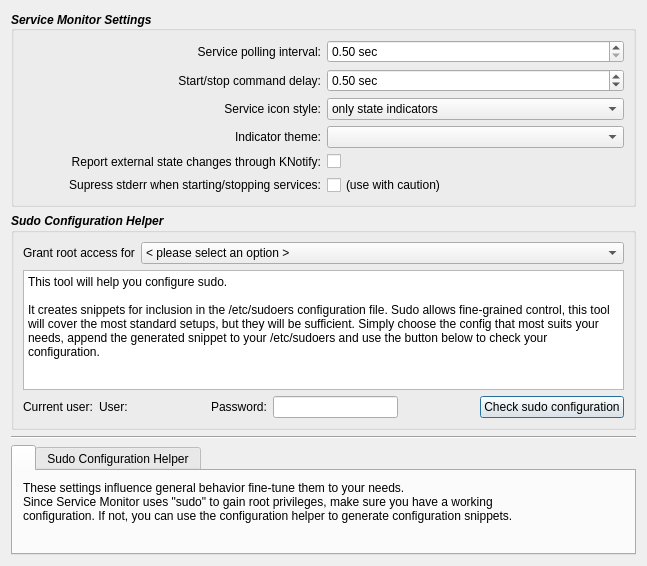
Above: contents/code/dialogs/Settings.ui from mbleichner/service-monitor before the change. Below: the same form after it.
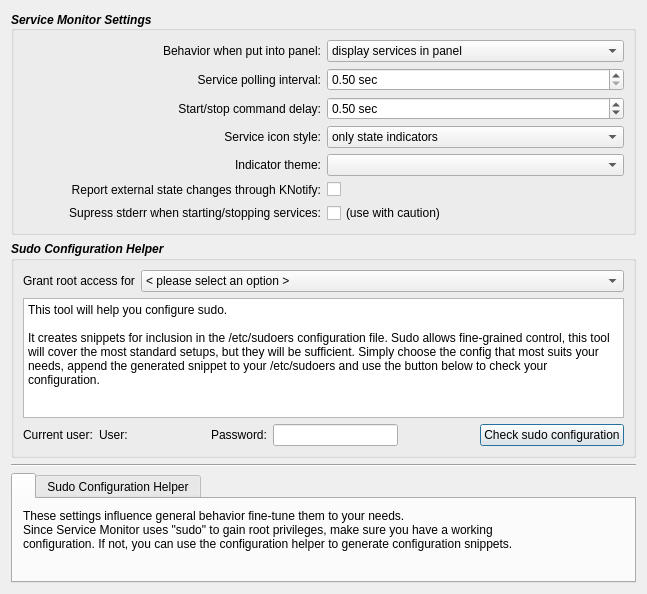
That is the form after the change. Icons and pictures are not drawn.

Commit message: option to put service icons directly into panels

Patch:
```diff
--- a/contents/code/dialogs/Settings.ui
+++ b/contents/code/dialogs/Settings.ui
@@ -10,7 +10,7 @@
     <x>0</x>
     <y>0</y>
     <width>647</width>
-    <height>512</height>
+    <height>539</height>
    </rect>
   </property>
   <property name="windowTitle">
@@ -33,7 +33,7 @@
       <set>Qt::AlignLeading|Qt::AlignLeft|Qt::AlignVCenter</set>
      </property>
      <layout class="QGridLayout" name="gridLayout">
-      <item row="0" column="0">
+      <item row="1" column="0">
        <widget class="QLabel" name="label">
         <property name="font">
          <font>
@@ -50,7 +50,7 @@
         </property>
        </widget>
       </item>
-      <item row="0" column="1">
+      <item row="1" column="1">
        <widget class="QDoubleSpinBox" name="pollingIntervalSpinbox">
         <property name="font">
          <font>
@@ -76,7 +76,7 @@
         </property>
        </widget>
       </item>
-      <item row="1" column="0">
+      <item row="2" column="0">
        <widget class="QLabel" name="label_2">
         <property name="font">
          <font>
@@ -93,7 +93,7 @@
         </property>
        </widget>
       </item>
-      <item row="1" column="1">
+      <item row="2" column="1">
        <widget class="QDoubleSpinBox" name="sleepTimeSpinbox">
         <property name="font">
          <font>
@@ -123,7 +123,7 @@
         </property>
        </widget>
       </item>
-      <item row="3" column="0">
+      <item row="4" column="0">
        <widget class="QLabel" name="label_3">
         <property name="font">
          <font>
@@ -140,7 +140,7 @@
         </property>
        </widget>
       </item>
-      <item row="3" column="1">
+      <item row="4" column="1">
        <widget class="QComboBox" name="themeComboBox">
         <property name="font">
          <font>
@@ -151,7 +151,7 @@
         </property>
        </widget>
       </item>
-      <item row="5" column="0">
+      <item row="6" column="0">
        <widget class="QLabel" name="label_9">
         <property name="font">
          <font>
@@ -168,7 +168,7 @@
         </property>
        </widget>
       </item>
-      <item row="5" column="1">
+      <item row="6" column="1">
        <widget class="QCheckBox" name="suppressStdoutCheckBox">
         <property name="enabled">
          <bool>true</bool>
@@ -189,7 +189,7 @@
         </property>
        </widget>
       </item>
-      <item row="4" column="1">
+      <item row="5" column="1">
        <widget class="QCheckBox" name="kNotifyCheckBox">
         <property name="font">
          <font>
@@ -203,7 +203,7 @@
         </property>
        </widget>
       </item>
-      <item row="4" column="0">
+      <item row="5" column="0">
        <widget class="QLabel" name="label_10">
         <property name="font">
          <font>
@@ -220,7 +220,7 @@
         </property>
        </widget>
       </item>
-      <item row="2" column="1">
+      <item row="3" column="1">
        <widget class="QComboBox" name="iconStyleComboBox">
         <property name="font">
          <font>
@@ -246,7 +246,7 @@
         </item>
        </widget>
       </item>
-      <item row="2" column="0">
+      <item row="3" column="0">
        <widget class="QLabel" name="label_11">
         <property name="font">
          <font>
@@ -263,6 +263,44 @@
         </property>
        </widget>
       </item>
+      <item row="0" column="1">
+       <widget class="QComboBox" name="panelBehaviorComboBox">
+        <property name="font">
+         <font>
+          <weight>50</weight>
+          <italic>false</italic>
+          <bold>false</bold>
+         </font>
+        </property>
+        <item>
+         <property name="text">
+          <string>display services in panel</string>
+         </property>
+        </item>
+        <item>
+         <property name="text">
+          <string>use popup</string>
+         </property>
+        </item>
+       </widget>
+      </item>
+      <item row="0" column="0">
+       <widget class="QLabel" name="label_12">
+        <property name="font">
+         <font>
+          <weight>50</weight>
+          <italic>false</italic>
+          <bold>false</bold>
+         </font>
+        </property>
+        <property name="text">
+         <string>Behavior when put into panel:</string>
+        </property>
+        <property name="alignment">
+         <set>Qt::AlignRight|Qt::AlignTrailing|Qt::AlignVCenter</set>
+        </property>
+       </widget>
+      </item>
      </layout>
     </widget>
    </item>
```
The commit also changes 8 other files.
